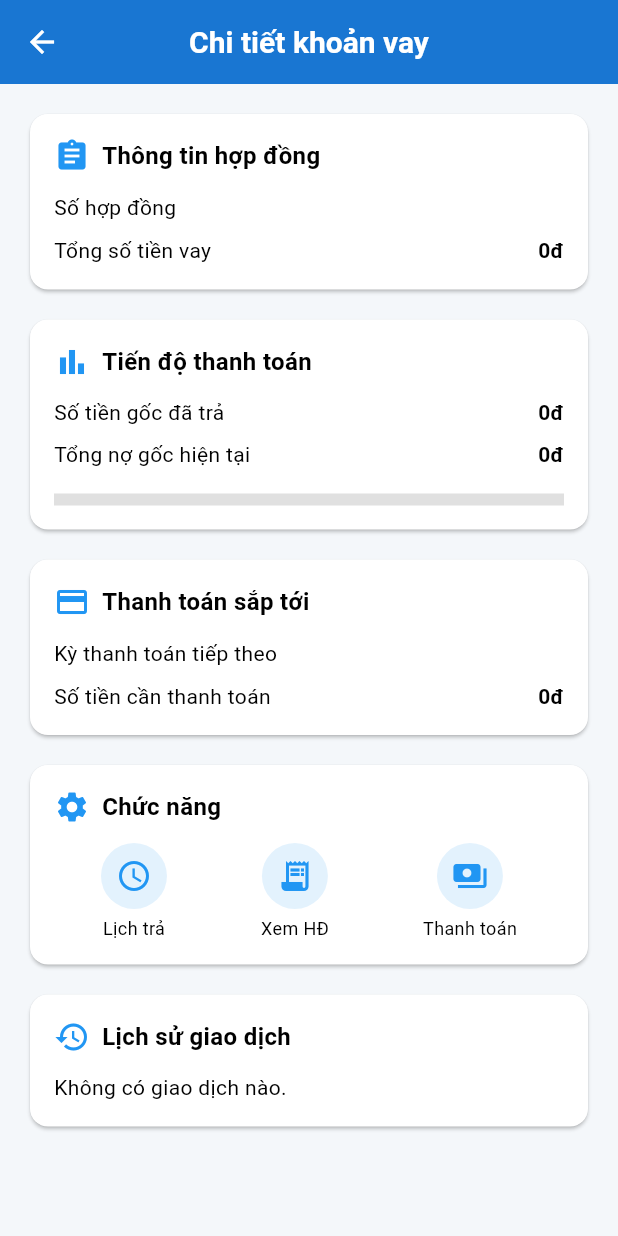
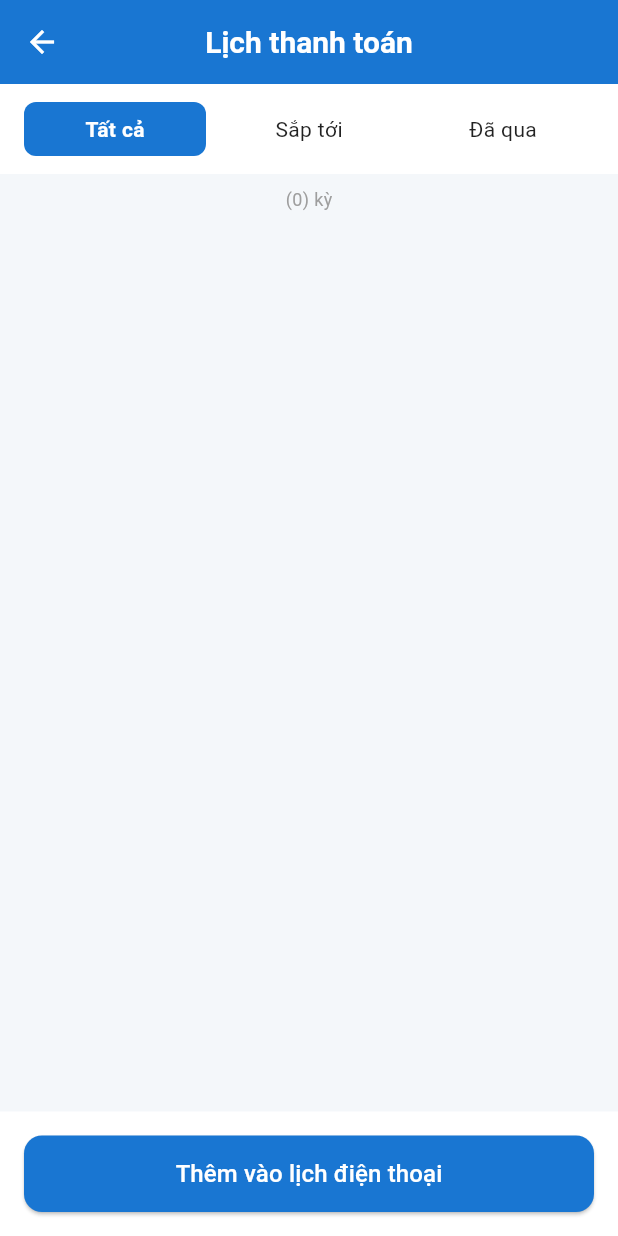
Before and after one commit to trieu772005s1/HeThongThongTin, a Flutter app: the ContractDetailPage screen opened directly with empty values, after a tap on "Lịch trả", on a phone screen of 412 x 824 dp. Run offline on Flutter 3.47's test engine with Material 3 defaults, Android fonts, the light colour scheme and no system bars; our stand-ins replace firebase_auth, firebase_core, open_file; missing offline and left inert: excel; accounts and stored records are empty.

Commit message:
Cập nhật giao diện lịch trả và logic chuyển tab

```diff
--- a/lib/models/loan.dart
+++ b/lib/models/loan.dart
@@ -1,25 +1,41 @@
+class Installment {
+  final int period;
+  final String dueDate;
+  final int amount;
+
+  Installment({
+    required this.period,
+    required this.dueDate,
+    required this.amount,
+  });
+}
+
+class Transaction {
+  final int amount;
+  final String date;
+
+  Transaction({required this.amount, required this.date});
+}
+
 class Loan {
   final String id;
-  final int amount; // Tổng số tiền vay
-  final String disbursementDate; // Ngày giải ngân
-  final String status; // Trạng thái hợp đồng
-  final String? productType; // Loại sản phẩm (nếu có)
+  final int amount;
+  final String disbursementDate;
+  final String status;
+  final int paidCycles;
+  final int totalCycles;
+  final int? remainingPrincipal;
+  final String? nextDueDate;
+  final int? installmentAmount;
+  final int? originalPaid;
+  final List<Transaction>? transactionHistory;
+  final List<Installment>? installments;
 
-  final int paidCycles; // Kỳ đã trả
-  final int totalCycles; // Tổng số kỳ
-
-  final int? originalPaid; // Số tiền gốc đã trả
-  final int? remainingPrincipal; // Tổng nợ gốc hiện tại
-  final int? installmentAmount; // Số tiền kỳ tới cần thanh toán
-  final String? nextDueDate; // Ngày kỳ thanh toán tiếp theo
-
-  // Các trường cho chức năng thanh toán/đóng vay
-  final int? closingInterest; // Số tiền lãi nếu đóng trước hạn
-  final int? overdueAmount; // Số tiền quá hạn
-  final int? closingFee; // Phí đóng khoản vay
-  final int? collectionFee; // Phí thu hộ dự kiến
-
-  final List<Transaction>? transactionHistory; // Lịch sử giao dịch
+  // Thêm các trường cần thiết cho pay_loan_page
+  final int? closingInterest;
+  final int? overdueAmount;
+  final int? closingFee;
+  final int? collectionFee;
 
   Loan({
     required this.id,
@@ -28,22 +44,15 @@ class Loan {
     required this.status,
     required this.paidCycles,
     required this.totalCycles,
-    this.productType,
+    this.remainingPrincipal,
+    this.nextDueDate,
+    this.installmentAmount,
     this.originalPaid,
-    this.remainingPrincipal,
-    this.installmentAmount,
-    this.nextDueDate,
+    this.transactionHistory,
+    this.installments,
     this.closingInterest,
     this.overdueAmount,
     this.closingFee,
     this.collectionFee,
-    this.transactionHistory,
   });
 }
-
-class Transaction {
-  final String date;
-  final int amount;
-
-  Transaction({required this.date, required this.amount});
-}
--- a/lib/pages/contract/contract_detail_page.dart
+++ b/lib/pages/contract/contract_detail_page.dart
@@ -1,7 +1,8 @@
 import 'package:flutter/material.dart';
 import 'package:intl/intl.dart';
 import 'package:fl_credit/models/loan.dart';
-import 'package:fl_credit/pages/payment/pay_loan_page.dart'; // Đảm bảo đường dẫn này đúng
+import 'package:fl_credit/pages/payment/payment_schedule_page.dart';
+import 'package:fl_credit/pages/payment/pay_loan_page.dart';
 
 class ContractDetailPage extends StatelessWidget {
   final Loan loan;
@@ -21,10 +22,8 @@ class ContractDetailPage extends StatelessWidget {
       appBar: AppBar(
         backgroundColor: const Color(0xFF1976D2),
         elevation: 0,
-        title: const Text(
-          'Chi tiết khoản vay',
-          style: TextStyle(color: Colors.white),
-        ),
+        foregroundColor: Colors.white,
+        title: const Text('Chi tiết khoản vay'),
         centerTitle: true,
         iconTheme: const IconThemeData(color: Colors.white),
       ),
@@ -45,7 +44,6 @@ class ContractDetailPage extends StatelessWidget {
               ),
             ),
             const SizedBox(height: 12),
-
             _sectionCard(
               icon: Icons.bar_chart,
               title: 'Tiến độ thanh toán',
@@ -73,7 +71,6 @@ class ContractDetailPage extends StatelessWidget {
               ),
             ),
             const SizedBox(height: 12),
-
             _sectionCard(
               icon: Icons.credit_card,
               title: 'Thanh toán sắp tới',
@@ -89,15 +86,23 @@ class ContractDetailPage extends StatelessWidget {
               ),
             ),
             const SizedBox(height: 12),
-
             _sectionCard(
               icon: Icons.settings,
               title: 'Chức năng',
               child: Row(
                 mainAxisAlignment: MainAxisAlignment.spaceAround,
                 children: [
-                  _actionTile(Icons.schedule, 'Lịch trả', () {}),
-                  _actionTile(Icons.receipt_long, 'Xem HĐ', () {}),
+                  _actionTile(Icons.schedule, 'Lịch trả', () {
+                    Navigator.push(
+                      context,
+                      MaterialPageRoute(
+                        builder: (context) => PaymentSchedulePage(loan: loan),
+                      ),
+                    );
+                  }),
+                  _actionTile(Icons.receipt_long, 'Xem HĐ', () {
+                    // TODO: điều hướng xem hợp đồng
+                  }),
                   _actionTile(Icons.payments, 'Thanh toán', () {
                     Navigator.push(
                       context,
@@ -110,7 +115,6 @@ class ContractDetailPage extends StatelessWidget {
               ),
             ),
             const SizedBox(height: 12),
-
             _sectionCard(
               icon: Icons.history,
               title: 'Lịch sử giao dịch',
--- a/lib/pages/payment/pay_loan_page.dart
+++ b/lib/pages/payment/pay_loan_page.dart
@@ -201,9 +201,7 @@ class PayLoanPage extends StatelessWidget {
           SizedBox(
             height: 46,
             child: ElevatedButton(
-              onPressed: () {
-                // TODO: xử lý thanh toán
-              },
+              onPressed: () {},
               style: ElevatedButton.styleFrom(
                 backgroundColor: Colors.blue.shade700,
                 shape: RoundedRectangleBorder(
--- /dev/null
+++ b/lib/pages/payment/payment_schedule_page.dart
@@ -0,0 +1,149 @@
+import 'package:flutter/material.dart';
+import 'package:intl/intl.dart';
+import 'package:fl_credit/models/loan.dart';
+
+class PaymentSchedulePage extends StatefulWidget {
+  final Loan loan;
+
+  const PaymentSchedulePage({super.key, required this.loan});
+
+  @override
+  State<PaymentSchedulePage> createState() => _PaymentSchedulePageState();
+}
+
+class _PaymentSchedulePageState extends State<PaymentSchedulePage> {
+  int _selectedTabIndex = 0;
+
+  @override
+  Widget build(BuildContext context) {
+    final fmt = NumberFormat('#,###', 'vi_VN');
+    final installments = widget.loan.installments ?? [];
+
+    final now = DateTime.now();
+    final upcoming = installments.where((i) {
+      final dt = DateFormat('dd/MM/yyyy').parse(i.dueDate);
+      return dt.isAfter(now);
+    }).toList();
+    final past = installments.where((i) {
+      final dt = DateFormat('dd/MM/yyyy').parse(i.dueDate);
+      return dt.isBefore(now);
+    }).toList();
+
+    List<Installment> displayList;
+    switch (_selectedTabIndex) {
+      case 1:
+        displayList = upcoming;
+        break;
+      case 2:
+        displayList = past;
+        break;
+      default:
+        displayList = installments;
+    }
+
+    return Scaffold(
+      backgroundColor: const Color(0xFFF4F7FA),
+      appBar: AppBar(
+        backgroundColor: const Color(0xFF1976D2),
+        elevation: 0,
+        foregroundColor: Colors.white,
+        title: const Text('Lịch thanh toán'),
+        centerTitle: true,
+        iconTheme: const IconThemeData(color: Colors.white),
+      ),
+      body: Column(
+        children: [
+          Container(
+            color: Colors.white,
+            padding: const EdgeInsets.symmetric(vertical: 12, horizontal: 16),
+            child: Row(
+              children: [
+                _tabButton('Tất cả', 0),
+                const SizedBox(width: 8),
+                _tabButton('Sắp tới', 1),
+                const SizedBox(width: 8),
+                _tabButton('Đã qua', 2),
+              ],
+            ),
+          ),
+          const SizedBox(height: 8),
+          Text(
+            '(${displayList.length}) kỳ',
+            style: const TextStyle(fontSize: 12, color: Colors.grey),
+          ),
+          const SizedBox(height: 8),
+          Expanded(
+            child: ListView.separated(
+              padding: const EdgeInsets.all(16),
+              itemCount: displayList.length,
+              separatorBuilder: (_, __) => const SizedBox(height: 12),
+              itemBuilder: (context, index) {
+                final inst = displayList[index];
+                return Card(
+                  shape: RoundedRectangleBorder(
+                    borderRadius: BorderRadius.circular(12),
+                  ),
+                  child: ListTile(
+                    title: Text('Kỳ thanh toán ${inst.period}'),
+                    subtitle: Text(inst.dueDate),
+                    trailing: Text('${fmt.format(inst.amount)} VND'),
+                    onTap: () {},
+                  ),
+                );
+              },
+            ),
+          ),
+          Container(
+            width: double.infinity,
+            padding: const EdgeInsets.all(16),
+            color: Colors.white,
+            child: ElevatedButton(
+              onPressed: () {},
+              style: ElevatedButton.styleFrom(
+                backgroundColor: const Color(0xFF1976D2),
+                padding: const EdgeInsets.symmetric(vertical: 14),
+                shape: RoundedRectangleBorder(
+                  borderRadius: BorderRadius.circular(12),
+                ),
+              ),
+              child: const Text(
+                'Thêm vào lịch điện thoại',
+                style: TextStyle(fontSize: 16, color: Colors.white),
+              ),
+            ),
+          ),
+        ],
+      ),
+    );
+  }
+
+  Widget _tabButton(String title, int index) {
+    final isSelected = _selectedTabIndex == index;
+    return Expanded(
+      child: GestureDetector(
+        onTap: () {
+          setState(() {
+            _selectedTabIndex = index;
+          });
+        },
+        child: Container(
+          padding: const EdgeInsets.symmetric(vertical: 8),
+          decoration: BoxDecoration(
+            color: isSelected ? const Color(0xFF1976D2) : Colors.transparent,
+            borderRadius: BorderRadius.circular(8),
+          ),
+          child: Center(
+            child: Text(
+              title,
+              style: TextStyle(
+                color: isSelected ? Colors.white : Colors.black87,
+                fontSize: 14,
+                fontWeight: isSelected ? FontWeight.bold : FontWeight.normal,
+              ),
+            ),
+          ),
+        ),
+      ),
+    );
+  }
+}
```
Also changed, not shown: lib/pages/contract/loan_contract_page.dart (added, +113 -0 lines).
